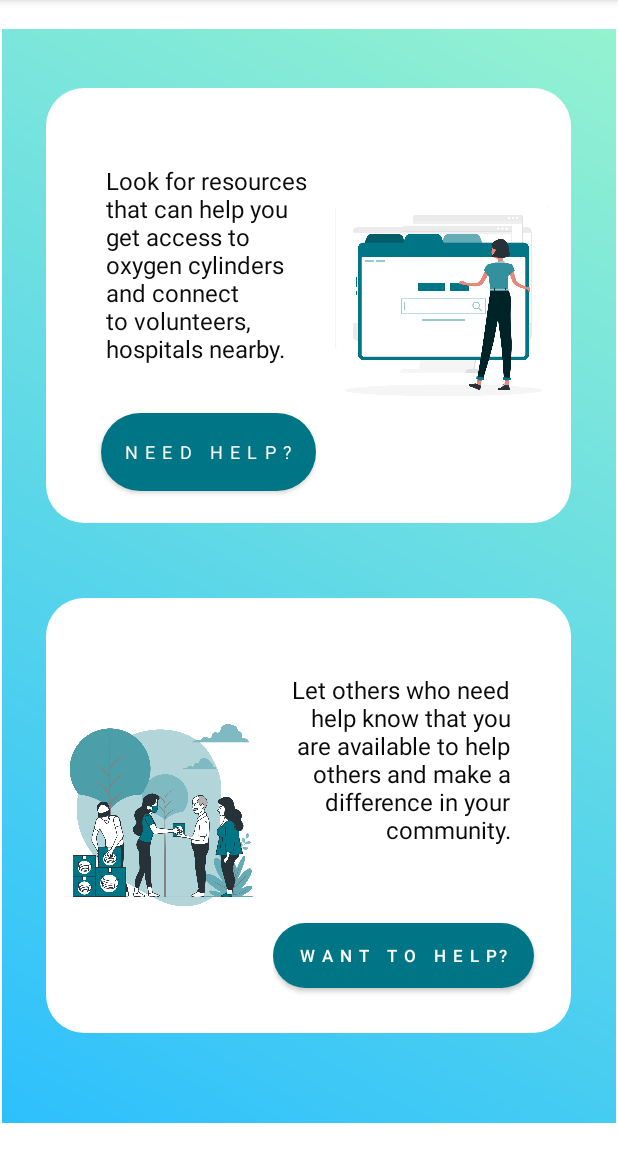
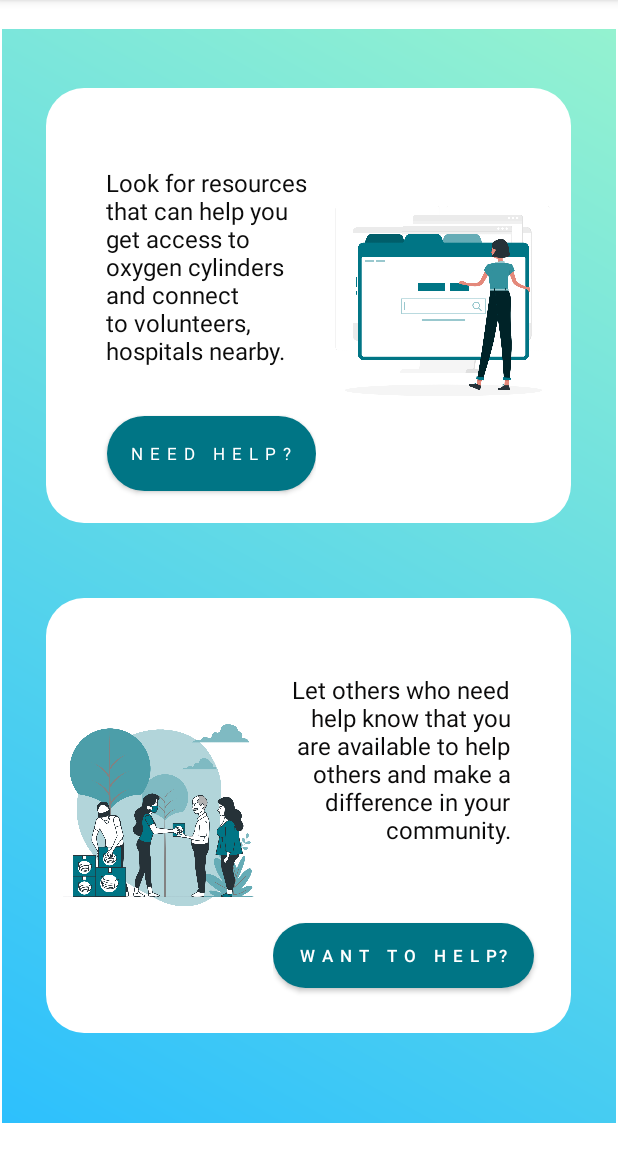
Before and after one commit to rishita2605/Zeta, an Android app: the screen it shows after launch (MainActivity), on a phone screen of 412 x 824 dp, the part 84-1236 px from its top. Run offline under Robolectric (Android 15) with nearby library versions, the phone set to English and light mode, and no system bars; Roboto replaces fonts that are not available here.

Commit message:
btn-height changed

```diff
--- a/Zeta/app/src/main/res/layout/activity_main.xml
+++ b/Zeta/app/src/main/res/layout/activity_main.xml
@@ -47,14 +47,14 @@
                 <Button
                     android:id="@+id/button3"
                     android:layout_width="wrap_content"
-                    android:layout_height="12dp"
+                    android:layout_height="8dp"
                     android:layout_marginStart="15sp"
                     android:layout_marginLeft="15sp"
                     android:layout_marginBottom="15sp"
                     android:layout_weight="1"
                     android:fontFamily="@font/reem_kufi"
                     android:text="N E E D   H E L P ?"
-                    android:textSize="12sp"
+                    android:textSize="11sp"
                     app:cornerRadius="40dp" />
 
             </LinearLayout>
```
